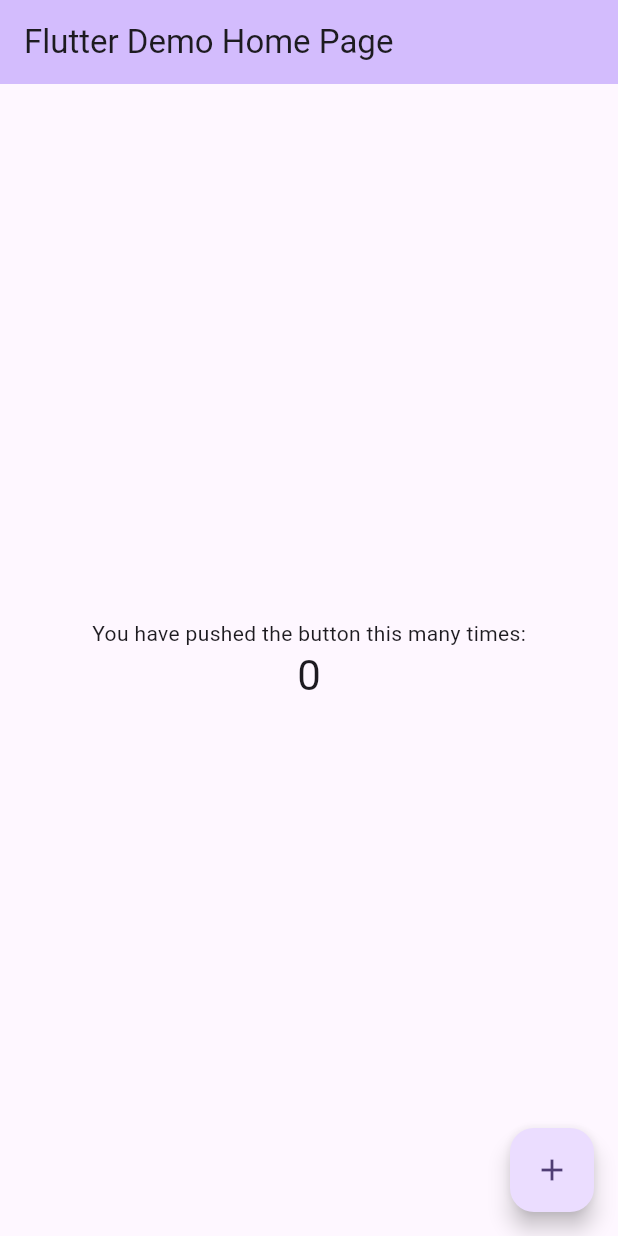
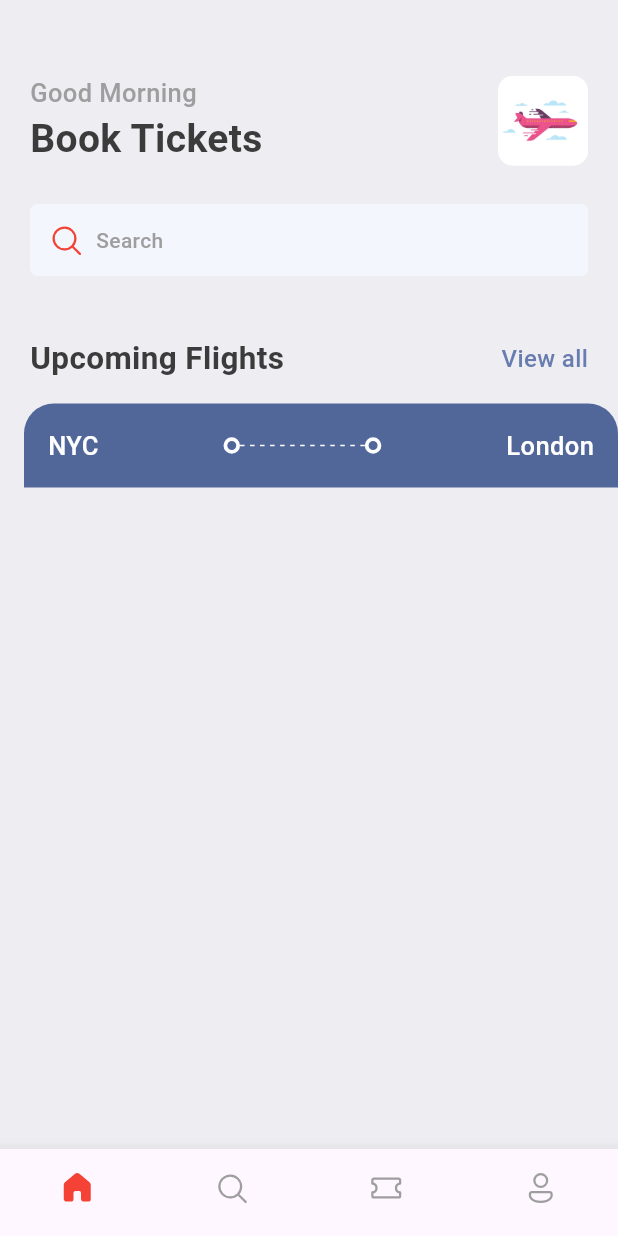
Before and after one commit to Thu-Min/flutter_self_taught, a Flutter app: the screen it shows after launch, on a phone screen of 412 x 824 dp. Run offline on Flutter 3.47's test engine with Material 3 defaults, Android fonts, the light colour scheme and no system bars; our stand-ins replace fluentui_icons.

Commit message:
feat: home/ ticket_view

```diff
--- /dev/null
+++ b/lib/components/bottom_bar.dart
@@ -0,0 +1,76 @@
+import 'package:fluentui_icons/fluentui_icons.dart';
+import 'package:flutter/material.dart';
+import 'package:flutter_self_taught/screens/home_screen.dart';
+import 'package:flutter_self_taught/screens/search_screen.dart';
+import 'package:flutter_self_taught/screens/ticket_screen.dart';
+import 'package:flutter_self_taught/screens/profile_screen.dart';
+
+class BottomBar extends StatefulWidget {
+  const BottomBar({super.key});
+
+  @override
+  State<BottomBar> createState() => _BottomBarState();
+}
+
+class _BottomBarState extends State<BottomBar> {
+  int _selectedIndex = 0;
+
+  static final List<Widget>_widgetOptions = <Widget>[
+    const HomeScreen(),
+    const SearchScreen(),
+    const TicketScreen(),
+    const ProfileScreen()
+  ];
+
+  void _onItemTapped(int index) {
+    setState(() {
+      _selectedIndex = index;
+    });
+  }
+
+  @override
+  Widget build(BuildContext context) {
+    return Scaffold(
+      // appBar: AppBar(
+      //   title: Center(
+      //     child: Text('Ticket')
+      //   ),
+      // ),
+      body: Center(
+        child: _widgetOptions[_selectedIndex],
+      ),
+      bottomNavigationBar: BottomNavigationBar(
+        currentIndex: _selectedIndex,
+        onTap: _onItemTapped,
+        elevation: 10,
+        showSelectedLabels: false,
+        showUnselectedLabels: false,
+        selectedItemColor: Colors.red,
+        unselectedItemColor: Colors.grey,
+        type: BottomNavigationBarType.fixed,
+        items: const [
+          BottomNavigationBarItem(
+            icon: Icon(FluentSystemIcons.ic_fluent_home_regular),
+            activeIcon: Icon(FluentSystemIcons.ic_fluent_home_filled),
+            label: 'Home',
+          ),
+          BottomNavigationBarItem(
+            icon: Icon(FluentSystemIcons.ic_fluent_search_regular),
+            activeIcon: Icon(FluentSystemIcons.ic_fluent_search_filled),
+            label: 'Search'
+          ),
+          BottomNavigationBarItem(
+            icon: Icon(FluentSystemIcons.ic_fluent_ticket_regular),
+            activeIcon: Icon(FluentSystemIcons.ic_fluent_ticket_filled),
+            label: 'Ticket'
+          ),
+          BottomNavigationBarItem(
+            icon: Icon(FluentSystemIcons.ic_fluent_person_regular),
+            activeIcon: Icon(FluentSystemIcons.ic_fluent_person_filled),
+            label: 'Profile'
+          ),
+        ]
+      ),
+    );
+  }
+}
--- a/lib/main.dart
+++ b/lib/main.dart
@@ -1,4 +1,6 @@
 import 'package:flutter/material.dart';
+import 'package:flutter_self_taught/components/bottom_bar.dart';
+import 'package:flutter_self_taught/utils/app_styles.dart';
 
 void main() {
   runApp(const MyApp());
@@ -11,115 +13,13 @@
   @override
   Widget build(BuildContext context) {
     return MaterialApp(
-      title: 'Flutter Demo',
+      debugShowCheckedModeBanner: false,
+      title: 'Ticket Booking App',
       theme: ThemeData(
-        // This is the theme of your application.
-        //
-        // TRY THIS: Try running your application with "flutter run". You'll see
-        // the application has a purple toolbar. Then, without quitting the app,
-        // try changing the seedColor in the colorScheme below to Colors.green
-        // and then invoke "hot reload" (save your changes or press the "hot
-        // reload" button in a Flutter-supported IDE, or press "r" if you used
-        // the command line to start the app).
-        //
-        // Notice that the counter didn't reset back to zero; the application
-        // state is not lost during the reload. To reset the state, use hot
-        // restart instead.
-        //
-        // This works for code too, not just values: Most code changes can be
-        // tested with just a hot reload.
-        colorScheme: ColorScheme.fromSeed(seedColor: Colors.deepPurple),
+        primaryColor: primary,
         useMaterial3: true,
       ),
-      home: const MyHomePage(title: 'Flutter Demo Home Page'),
+      home: const BottomBar(),
     );
   }
 }
-
-class MyHomePage extends StatefulWidget {
-  const MyHomePage({super.key, required this.title});
-
-  // This widget is the home page of your application. It is stateful, meaning
-  // that it has a State object (defined below) that contains fields that affect
-  // how it looks.
-
-  // This class is the configuration for the state. It holds the values (in this
-  // case the title) provided by the parent (in this case the App widget) and
-  // used by the build method of the State. Fields in a Widget subclass are
-  // always marked "final".
-
-  final String title;
-
-  @override
-  State<MyHomePage> createState() => _MyHomePageState();
-}
-
-class _MyHomePageState extends State<MyHomePage> {
-  int _counter = 0;
-
-  void _incrementCounter() {
-    setState(() {
-      // This call to setState tells the Flutter framework that something has
-      // changed in this State, which causes it to rerun the build method below
-      // so that the display can reflect the updated values. If we changed
-      // _counter without calling setState(), then the build method would not be
-      // called again, and so nothing would appear to happen.
-      _counter++;
-    });
-  }
-
-  @override
-  Widget build(BuildContext context) {
-    // This method is rerun every time setState is called, for instance as done
-    // by the _incrementCounter method above.
-    //
-    // The Flutter framework has been optimized to make rerunning build methods
-    // fast, so that you can just rebuild anything that needs updating rather
-    // than having to individually change instances of widgets.
-    return Scaffold(
-      appBar: AppBar(
-        // TRY THIS: Try changing the color here to a specific color (to
-        // Colors.amber, perhaps?) and trigger a hot reload to see the AppBar
-        // change color while the other colors stay the same.
-        backgroundColor: Theme.of(context).colorScheme.inversePrimary,
-        // Here we take the value from the MyHomePage object that was created by
-        // the App.build method, and use it to set our appbar title.
-        title: Text(widget.title),
-      ),
-      body: Center(
-        // Center is a layout widget. It takes a single child and positions it
-        // in the middle of the parent.
-        child: Column(
-          // Column is also a layout widget. It takes a list of children and
-          // arranges them vertically. By default, it sizes itself to fit its
-          // children horizontally, and tries to be as tall as its parent.
-          //
-          // Column has various properties to control how it sizes itself and
-          // how it positions its children. Here we use mainAxisAlignment to
-          // center the children vertically; the main axis here is the vertical
-          // axis because Columns are vertical (the cross axis would be
-          // horizontal).
-          //
-          // TRY THIS: Invoke "debug painting" (choose the "Toggle Debug Paint"
-          // action in the IDE, or press "p" in the console), to see the
-          // wireframe for each widget.
-          mainAxisAlignment: MainAxisAlignment.center,
-          children: <Widget>[
-            const Text(
-              'You have pushed the button this many times:',
-            ),
-            Text(
-              '$_counter',
-              style: Theme.of(context).textTheme.headlineMedium,
-            ),
-          ],
-        ),
-      ),
-      floatingActionButton: FloatingActionButton(
-        onPressed: _incrementCounter,
-        tooltip: 'Increment',
-        child: const Icon(Icons.add),
-      ), // This trailing comma makes auto-formatting nicer for build methods.
-    );
-  }
-}
--- /dev/null
+++ b/lib/screens/home_screen.dart
@@ -0,0 +1,116 @@
+import 'package:fluentui_icons/fluentui_icons.dart';
+import 'package:flutter/material.dart';
+import 'package:flutter_self_taught/screens/ticket_view.dart';
+import 'package:flutter_self_taught/utils/app_styles.dart';
+
+class HomeScreen extends StatefulWidget {
+  const HomeScreen({super.key});
+
+  @override
+  State<HomeScreen> createState() => _HomeScreenState();
+}
+
+class _HomeScreenState extends State<HomeScreen> {
+  @override
+  Widget build(BuildContext context) {
+    return Scaffold(
+      backgroundColor: Style.bgColor,
+      body: ListView(
+        children: [
+          Container(
+            padding: const EdgeInsets.only(left: 20, right: 20, top: 50),
+            child: Column(
+              children: [
+                Padding(
+                  padding: const EdgeInsets.all(0),
+                  child: Row(
+                    mainAxisAlignment: MainAxisAlignment.spaceBetween,
+                    children: [
+                      Column(
+                        crossAxisAlignment: CrossAxisAlignment.start,
+                        children: [
+                          Text(
+                            'Good Morning',
+                            style: Style.headLineStyleThree,
+                          ),
+                          Text(
+                            'Book Tickets',
+                            style: Style.headLineStyleOne
+                          )
+                        ]
+                      ),
+                      Container(
+                        width: 60,
+                        height: 60,
+                        decoration: BoxDecoration(
+                          borderRadius: BorderRadius.circular(10),
+                          image: const DecorationImage(
+                            fit: BoxFit.cover,
+                            image: AssetImage("assets/images/airplane.jpg")
+                          )
+                        ),
+                      )
+                    ]
+                  ),
+                ),
+                Padding(
+                  padding: const EdgeInsets.only(top: 25),
+                  child: Container(
+                    decoration: BoxDecoration(
+                      borderRadius: BorderRadius.circular(5),
+                      color: Color(0xFFF4F6FD)
+                    ),
+                    padding: EdgeInsets.symmetric(horizontal: 12, vertical: 12),
+                    child: Row(
+                      children: [
+                        const Padding(
+                          padding: EdgeInsets.only(right: 8.0),
+                          child: Icon(
+                            FluentSystemIcons.ic_fluent_search_regular,
+                            color: Colors.red,
+                          ),
+                        ),
+                        Text(
+                          "Search",
+                          style: Style.headLineStyleFour,
+                        )
+                      ],
+                    ),
+                  ),
+                ),
+                Padding(
+                  padding: const EdgeInsets.only(top: 40),
+                  child: Row(
+                    mainAxisAlignment: MainAxisAlignment.spaceBetween,
+                    children: [
+                      Text(
+                        'Upcoming Flights',
+                        style: Style.headLineStyleTwo,
+                      ),
+                      InkWell(
+                        onTap: () {
+                          print('Tapped');
+                        },
+                        child: Text(
+                          'View all',
+                          style: Style.textStyle.copyWith(
+                            color: Style.primaryColor
+                          ),
+                        ),
+                      ),
+                    ],
+                  ),
+                )
+              ]
+            ),
+          ),
+          const Padding(
+            padding: const EdgeInsets.only(top: 15),
+            child: TicketView(),
+          )
+        ],
+
+      ),
+    );
+  }
+}
--- /dev/null
+++ b/lib/screens/profile_screen.dart
@@ -0,0 +1,15 @@
+import 'package:flutter/material.dart';
+
+class ProfileScreen extends StatefulWidget {
+  const ProfileScreen({super.key});
+
+  @override
+  State<ProfileScreen> createState() => _ProfileScreenState();
+}
+
+class _ProfileScreenState extends State<ProfileScreen> {
+  @override
+  Widget build(BuildContext context) {
+    return const Placeholder();
+  }
+}
--- /dev/null
+++ b/lib/screens/search_screen.dart
@@ -0,0 +1,17 @@
+import 'package:flutter/material.dart';
+
+class SearchScreen extends StatefulWidget {
+  const SearchScreen({super.key});
+
+  @override
+  State<SearchScreen> createState() => _SearchScreenState();
+}
+
+class _SearchScreenState extends State<SearchScreen> {
+  @override
+  Widget build(BuildContext context) {
+    return const Scaffold(
+      backgroundColor: Colors.amber,
+    );
+  }
+}
--- /dev/null
+++ b/lib/screens/ticket_screen.dart
@@ -0,0 +1,15 @@
+import 'package:flutter/material.dart';
+
+class TicketScreen extends StatefulWidget {
+  const TicketScreen({super.key});
+
+  @override
+  State<TicketScreen> createState() => _TicketScreenState();
+}
+
+class _TicketScreenState extends State<TicketScreen> {
+  @override
+  Widget build(BuildContext context) {
+    return const Placeholder();
+  }
+}
--- /dev/null
+++ b/lib/screens/ticket_view.dart
@@ -0,0 +1,78 @@
+import 'package:flutter/material.dart';
+import 'package:flutter_self_taught/utils/app_layout.dart';
+import 'package:flutter_self_taught/utils/app_styles.dart';
+import 'package:flutter_self_taught/widgets/thick_container.dart';
+
+class TicketView extends StatelessWidget {
+  const TicketView({super.key});
+
+  @override
+  Widget build(BuildContext context) {
+    final size = AppLayout.getSize(context);
+    return SizedBox(
+      width: size.width,
+      height: 200,
+      child: Container(
+        margin: const EdgeInsets.only(left: 16),
+        child: Column(
+          children: [
+            Container(
+              decoration: const BoxDecoration(
+                borderRadius: BorderRadius.only(
+                  topLeft: Radius.circular(20),
+                  topRight: Radius.circular(20)
+                ),
+                color: Color(0xff526799)
+              ),
+              padding: const EdgeInsets.all(16),
+              child: Column(
+                children: [
+                  Row(
+                    children: [
+                      Text(
+                        'NYC',
+                        style: Style.headLineStyleThree.copyWith(color: Colors.white),
+                      ),
+                      Expanded(child: Container()),
+                      const ThickContainer(),
+                      Expanded(child: SizedBox(
+                        height: 24,
+                        child: LayoutBuilder(
+                          builder: (BuildContext context, BoxConstraints constraints) {
+                            return Flex(
+                              direction: Axis.horizontal,
+                              mainAxisAlignment: MainAxisAlignment.spaceBetween,
+                              mainAxisSize: MainAxisSize.max,
+                              children: List.generate(
+                                (constraints.constrainWidth()/6).floor(),
+                                (index) => const SizedBox(
+                                  width: 3,
+                                  height: 1,
+                                  child: DecoratedBox(
+                                    decoration: BoxDecoration(
+                                      color: Colors.white
+                                    ),
+                                  ),
+                                )
+                              ),
+                            );
+                          },
+                        ),
+                      )),
+                      const ThickContainer(),
+                      Expanded(child: Container()),
+                      Text(
+                        'London',
+                        style: Style.headLineStyleThree.copyWith(color: Colors.white),
+                      )
+                    ],
+                  )
+                ],
+              ),
+            )
+          ]
+        ),
+      ),
+    );
+  }
+}
--- /dev/null
+++ b/lib/utils/app_layout.dart
@@ -0,0 +1,7 @@
+import 'package:flutter/material.dart';
+
+class AppLayout{
+  static getSize(BuildContext context) {
+    return MediaQuery.of(context).size;
+  }
+}
--- /dev/null
+++ b/lib/utils/app_styles.dart
@@ -0,0 +1,35 @@
+import 'package:flutter/material.dart';
+
+Color primary = const Color(0xff687daf);
+
+class Style{
+  static Color primaryColor = primary;
+  static Color textColor = const Color(0xFF3b3b3b);
+  static Color bgColor = const Color(0xffeeedf2);
+  static Color orangeColor = const Color(0xff526799);
+  static TextStyle textStyle = TextStyle(
+    fontSize: 16,
+    color: textColor,
+    fontWeight: FontWeight.w500
+  );
+  static TextStyle headLineStyleOne = TextStyle(
+    fontSize: 26,
+    color: textColor,
+    fontWeight: FontWeight.bold
+  );
+  static TextStyle headLineStyleTwo = TextStyle(
+    fontSize: 21,
+    color: textColor,
+    fontWeight: FontWeight.bold
+  );
+  static TextStyle headLineStyleThree = TextStyle(
+    fontSize: 17,
+    color: Colors.grey.shade500,
+    fontWeight: FontWeight.w500
+  );
+  static TextStyle headLineStyleFour = TextStyle(
+    fontSize: 14,
+    color: Colors.grey.shade500,
+    fontWeight: FontWeight.w500
+  );
+}
--- /dev/null
+++ b/lib/widgets/thick_container.dart
@@ -0,0 +1,19 @@
+import 'package:flutter/material.dart';
+
+class ThickContainer extends StatelessWidget {
+  const ThickContainer({super.key});
+
+  @override
+  Widget build(BuildContext context) {
+    return Container(
+      padding: const EdgeInsets.all(3.0),
+      decoration: BoxDecoration(
+        borderRadius: BorderRadius.circular(20),
+        border: Border.all(
+          width: 2.5,
+          color: Colors.white
+        )
+      ),
+    );
+  }
+}
--- a/pubspec.yaml
+++ b/pubspec.yaml
@@ -35,6 +35,7 @@ dependencies:
   # The following adds the Cupertino Icons font to your application.
   # Use with the CupertinoIcons class for iOS style icons.
   cupertino_icons: ^1.0.2
+  fluentui_icons: ^1.0.0
 
 dev_dependencies:
   flutter_test:
@@ -59,8 +60,8 @@ flutter:
   uses-material-design: true
 
   # To add assets to your application, add an assets section, like this:
-  # assets:
-  #   - images/a_dot_burr.jpeg
+  assets:
+    - assets/images/
   #   - images/a_dot_ham.jpeg
 
   # An image asset can refer to one or more resolution-specific "variants", see
```
Also changed, not shown: assets/images/airplane.jpg (added), pubspec.lock.
